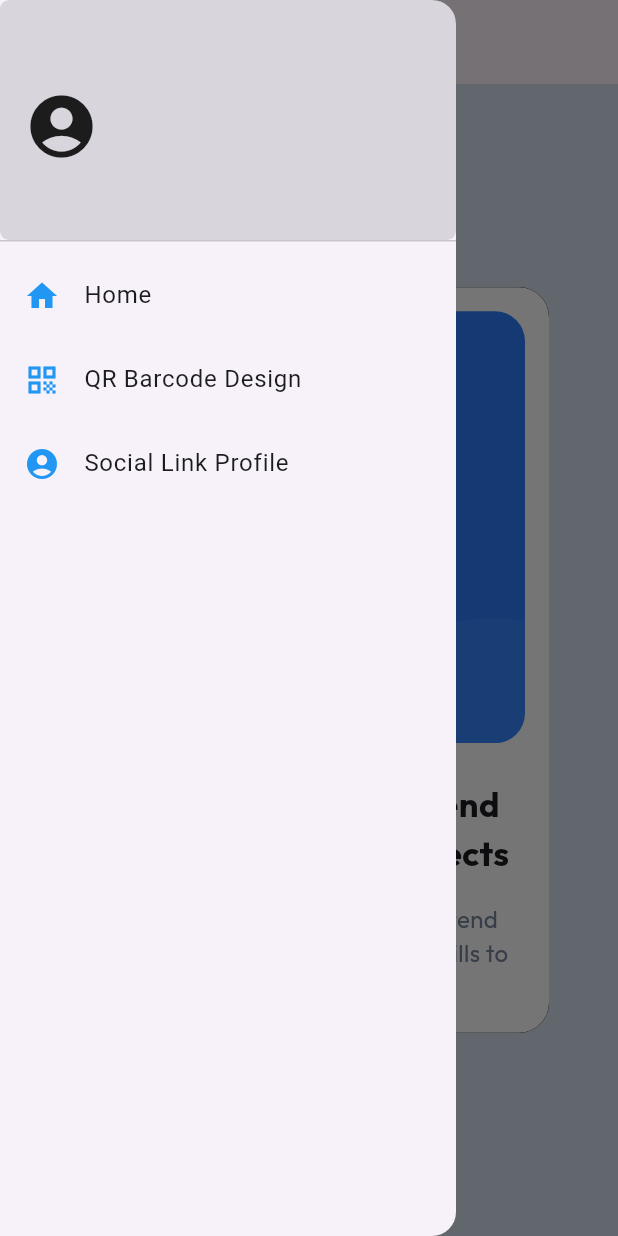
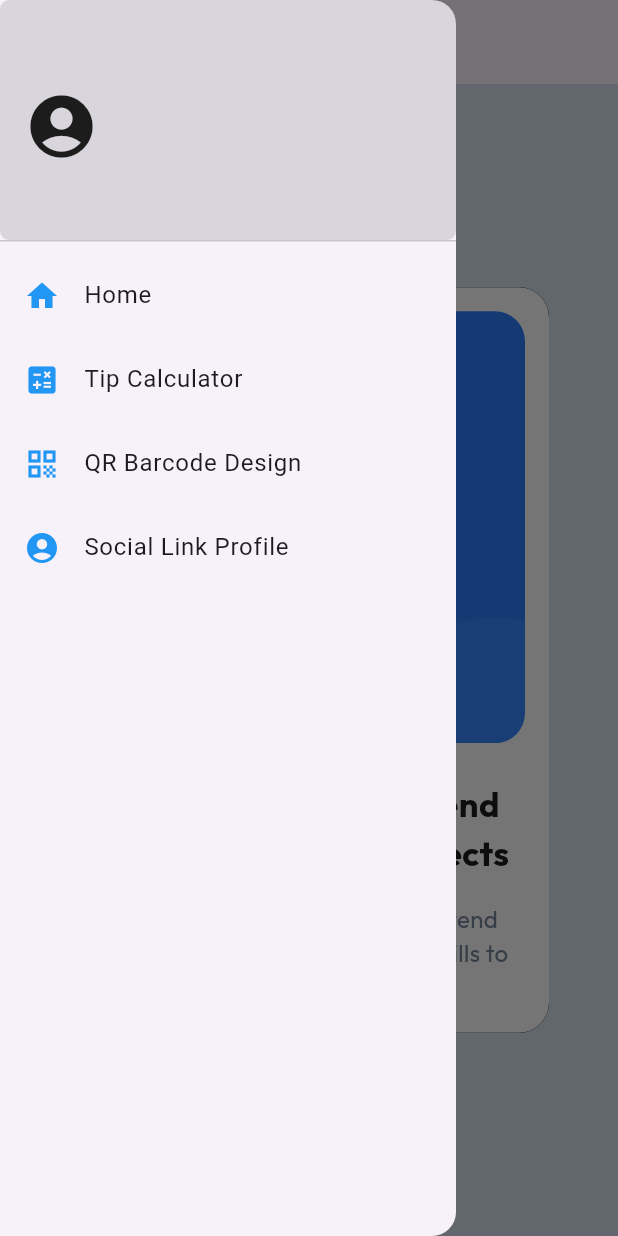
Before and after one commit to farids13/flutter, a Flutter app: the QrPage screen opened by its route, with the side drawer open, on a phone screen of 412 x 824 dp. Run offline on Flutter 3.47's test engine with Material 3 defaults, Android fonts, the phone set to English and light mode, and no system bars; our stand-ins replace flutter_svg, go_router, google_fonts, shared_preferences, watch_it; accounts and stored records are empty.

Commit message:
design tip calculator

```diff
--- a/lib/drawer.dart
+++ b/lib/drawer.dart
@@ -28,6 +28,12 @@ Widget drawerList(BuildContext context, {required String username}) {
           onTap: () => context.go('/'),
         ),
         ListTile(
+          title: Text("Tip Calculator"),
+          iconColor: Colors.blue,
+          leading: Icon(Icons.calculate),
+          onTap: () => context.go('/tip/calculator'),
+        ),
+        ListTile(
           title: Text('QR Barcode Design'),
           iconColor: Colors.blue,
           leading: Icon(Icons.qr_code),
--- a/lib/route.dart
+++ b/lib/route.dart
@@ -3,6 +3,7 @@ import 'package:simple_flutter_template/features/easy_ui/social_page.dart';
 import 'package:simple_flutter_template/features/home/home_page.dart';
 import 'package:simple_flutter_template/features/login/login_page.dart';
 import 'package:simple_flutter_template/features/easy_ui/qr_page.dart';
+import 'package:simple_flutter_template/features/medium/tip_calculator.dart';
 import 'package:simple_flutter_template/features/splash/splash_page.dart';
 
 final appRouter = GoRouter(
@@ -27,6 +28,10 @@ final appRouter = GoRouter(
       builder: (context, state) => SocialPage(),
     ),
     GoRoute(
+      path: "/tip/calculator",
+      builder: (context, state) => TipCalculator(),
+    ),
+    GoRoute(
       path: '/home/:username',
       builder: (context, state) {
         final username = state.pathParameters['username'] ?? '';
--- a/pubspec.yaml
+++ b/pubspec.yaml
@@ -9,7 +9,8 @@ environment:
 dependencies:
   animated_tree_view: ^2.2.0
   flutter:
-    sdk: flutter
+    sdk: flutter`
+  flutter_svg: ^2.0.10+1
   go_router: ^13.2.1
   google_fonts: ^6.2.1
   shared_preferences: ^2.2.2
@@ -27,3 +28,4 @@ flutter:
     - assets/images/
     - assets/design/
     - assets/icons/
+    - assets/icons/tip/
```
Also changed, not shown: lib/features/medium/tip_calculator.dart (added, +42 -0 lines), assets/design/mobile-design-tip.jpg (added), assets/icons/tip/icon-dollar.svg (added), assets/icons/tip/icon-person.svg (added), assets/icons/tip/logo.svg (added), pubspec.lock.
